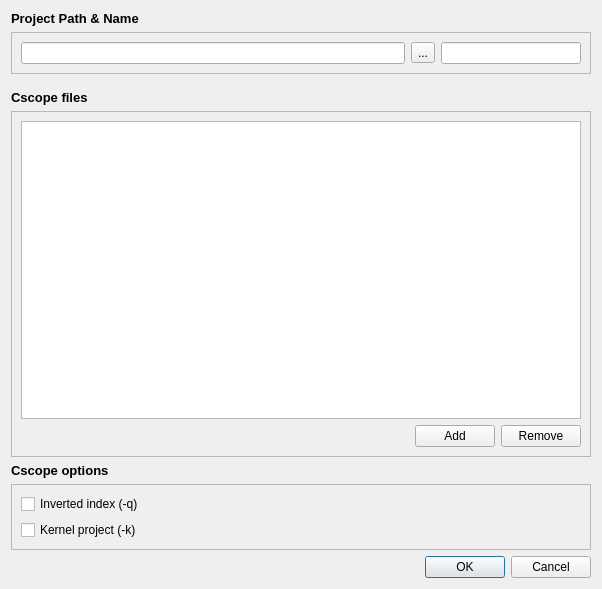
The window that src/ui/cscope_prj_settings.ui (dangbinghoo/SourceScope) describes before a commit, drawn with Qt 5.
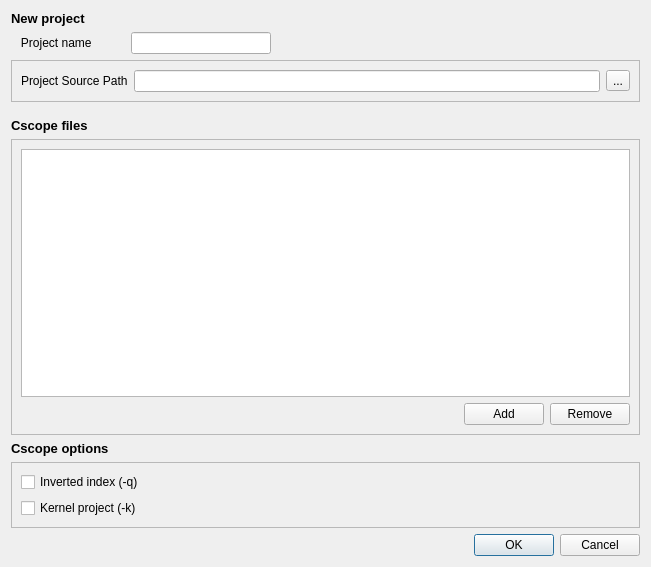
The same window after the commit.

Commit message: Project renamed to SourceScope;Try the kedit editor view;Add some icons

What changed in the file:
```diff
--- a/src/ui/cscope_prj_settings.ui
+++ b/src/ui/cscope_prj_settings.ui
@@ -6,8 +6,8 @@
    <rect>
     <x>0</x>
     <y>0</y>
-    <width>602</width>
-    <height>589</height>
+    <width>651</width>
+    <height>567</height>
    </rect>
   </property>
   <property name="windowTitle">
@@ -20,11 +20,48 @@
       <string>&lt;!DOCTYPE HTML PUBLIC &quot;-//W3C//DTD HTML 4.0//EN&quot; &quot;http://www.w3.org/TR/REC-html40/strict.dtd&quot;&gt;
 &lt;html&gt;&lt;head&gt;&lt;meta name=&quot;qrichtext&quot; content=&quot;1&quot; /&gt;&lt;style type=&quot;text/css&quot;&gt;
 p, li { white-space: pre-wrap; }
-&lt;/style&gt;&lt;/head&gt;&lt;body style=&quot; font-family:'Sans'; font-size:10pt; font-weight:400; font-style:normal;&quot;&gt;
-&lt;p style=&quot; margin-top:0px; margin-bottom:0px; margin-left:0px; margin-right:0px; -qt-block-indent:0; text-indent:0px;&quot;&gt;&lt;span style=&quot; font-weight:600;&quot;&gt;Project Path &amp;amp; Name&lt;/span&gt;&lt;/p&gt;&lt;/body&gt;&lt;/html&gt;</string>
+&lt;/style&gt;&lt;/head&gt;&lt;body style=&quot; font-family:'Sans Serif'; font-size:9pt; font-weight:400; font-style:normal;&quot;&gt;
+&lt;p style=&quot; margin-top:0px; margin-bottom:0px; margin-left:0px; margin-right:0px; -qt-block-indent:0; text-indent:0px;&quot;&gt;&lt;span style=&quot; font-family:'Sans'; font-size:10pt; font-weight:600;&quot;&gt;New project &lt;/span&gt;&lt;/p&gt;&lt;/body&gt;&lt;/html&gt;</string>
      </property>
     </widget>
    </item>
+   <item>
+    <layout class="QHBoxLayout" name="horizontalLayout_3">
+     <property name="sizeConstraint">
+      <enum>QLayout::SetDefaultConstraint</enum>
+     </property>
+     <item>
+      <widget class="QLabel" name="label_6">
+       <property name="text">
+        <string>   Project name          </string>
+       </property>
+      </widget>
+     </item>
+     <item>
+      <widget class="QLineEdit" name="pd_name_inp">
+       <property name="maximumSize">
+        <size>
+         <width>140</width>
+         <height>16777215</height>
+        </size>
+       </property>
+      </widget>
+     </item>
+     <item>
+      <spacer name="horizontalSpacer_2">
+       <property name="orientation">
+        <enum>Qt::Horizontal</enum>
+       </property>
+       <property name="sizeHint" stdset="0">
+        <size>
+         <width>40</width>
+         <height>20</height>
+        </size>
+       </property>
+      </spacer>
+     </item>
+    </layout>
+   </item>
    <item>
     <widget class="QFrame" name="pd_path_frame">
      <property name="frameShape">
@@ -34,6 +71,13 @@
       <enum>QFrame::Plain</enum>
      </property>
      <layout class="QHBoxLayout" name="horizontalLayout_2">
+      <item>
+       <widget class="QLabel" name="label_2">
+        <property name="text">
+         <string>Project Source Path</string>
+        </property>
+       </widget>
+      </item>
       <item>
        <widget class="QLineEdit" name="pd_path_inp"/>
       </item>
@@ -44,16 +88,6 @@
         </property>
        </widget>
       </item>
-      <item>
-       <widget class="QLineEdit" name="pd_name_inp">
-        <property name="maximumSize">
-         <size>
-          <width>140</width>
-          <height>16777215</height>
-         </size>
-        </property>
-       </widget>
-      </item>
      </layout>
     </widget>
    </item>
```
Left out of the diff: 1 changed line with no effect on the pictures. The commit also changes 91 other files.
